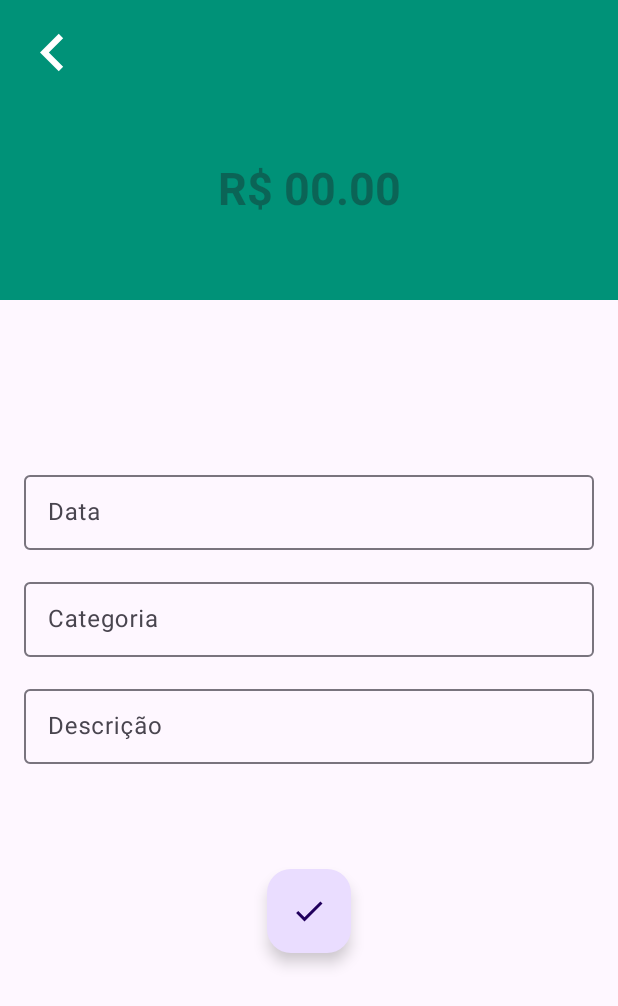
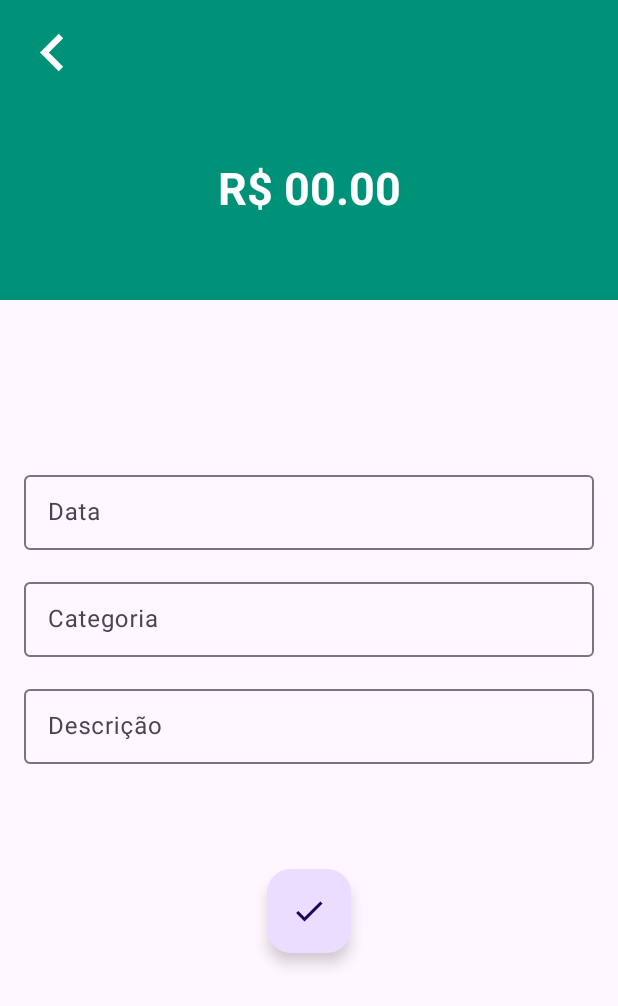
Before and after one commit to KrodrigoDev/PoupaMais, an Android app: the layout activity_adicionar_lucro.xml on its own in the app's theme, with its tools: preview values and no code run, on a phone screen of 412 x 824 dp. Shown: the top 1006 px of the screen. Run offline under Robolectric (Android 15) with nearby library versions, the phone set to English and light mode, and no system bars.

Commit message:
17/09/2023

```diff
--- a/app/src/main/java/krodrigodev/com/br/poupamais/activity/LoginActivity.java
+++ b/app/src/main/java/krodrigodev/com/br/poupamais/activity/LoginActivity.java
@@ -47,7 +47,7 @@ public class LoginActivity extends AppCompatActivity {
             // validação para verificar se os campos estão vazios
             if (emailDigitado.isEmpty() || senhaDigitada.isEmpty()) {
 
-                Toast.makeText(LoginActivity.this, R.string.validar_campos, Toast.LENGTH_SHORT).show();
+                Toast.makeText(getApplicationContext(), R.string.validar_campos, Toast.LENGTH_SHORT).show();
 
             } else {
 
@@ -68,7 +68,7 @@ public class LoginActivity extends AppCompatActivity {
 
             if (checarLogin) {
 
-                Toast.makeText(LoginActivity.this, R.string.sucesso_login, Toast.LENGTH_SHORT).show();
+                Toast.makeText(getApplicationContext(), R.string.sucesso_login, Toast.LENGTH_SHORT).show();
 
                 Intent intent = new Intent(getApplicationContext(), PrincipalActivity.class);
                 startActivity(intent);
@@ -76,7 +76,7 @@ public class LoginActivity extends AppCompatActivity {
 
             } else {
 
-                Toast.makeText(LoginActivity.this, R.string.senha_email_invalidos, Toast.LENGTH_SHORT).show();
+                Toast.makeText(getApplicationContext(), R.string.senha_email_invalidos, Toast.LENGTH_SHORT).show();
 
             }
 
--- a/app/src/main/java/krodrigodev/com/br/poupamais/conexao/BancoDados.java
+++ b/app/src/main/java/krodrigodev/com/br/poupamais/conexao/BancoDados.java
@@ -49,7 +49,9 @@ public class BancoDados extends SQLiteOpenHelper {
     // método para atualizar os registritos do banco
     @Override
     public void onUpgrade(SQLiteDatabase db, int oldVersion, int newVersion) {
-
+        db.execSQL("DROP TABLE IF EXISTS usuario");
+        db.execSQL("DROP TABLE IF EXISTS movimentacao");
+        onCreate(db);
     }
 
 
--- a/app/src/main/res/layout/activity_adicionar_despesa.xml
+++ b/app/src/main/res/layout/activity_adicionar_despesa.xml
@@ -36,6 +36,7 @@
             android:inputType="numberDecimal"
             android:textAlignment="center"
             android:textColor="@color/white"
+            android:textColorHint="@color/white"
             android:textSize="30sp"
             android:textStyle="bold" />
 
--- a/app/src/main/res/layout/activity_adicionar_lucro.xml
+++ b/app/src/main/res/layout/activity_adicionar_lucro.xml
@@ -26,7 +26,7 @@
             android:src="@drawable/icon_voltar_esquerda_24" />
 
         <EditText
-            android:id="@+id/campoValorDespesa"
+            android:id="@+id/campoValorLucro"
             android:layout_width="match_parent"
             android:layout_height="50dp"
             android:layout_marginTop="40dp"
@@ -37,6 +37,7 @@
             android:inputType="numberDecimal"
             android:textAlignment="center"
             android:textColor="@color/white"
+            android:textColorHint="@color/white"
             android:textSize="30sp"
             android:textStyle="bold" />
 
@@ -60,9 +61,9 @@
         app:layout_constraintVertical_chainStyle="packed">
 
         <com.google.android.material.textfield.TextInputEditText
+            android:id="@+id/campoDataLucro"
             android:layout_width="match_parent"
-            android:layout_height="50dp"
-            android:textColor="@color/cinzaEscuro" />
+            android:layout_height="50dp" />
     </com.google.android.material.textfield.TextInputLayout>
 
     <com.google.android.material.textfield.TextInputLayout
@@ -80,9 +81,9 @@
         app:layout_constraintTop_toBottomOf="@+id/textInputLayout2">
 
         <com.google.android.material.textfield.TextInputEditText
+            android:id="@+id/campoCategoriaLucro"
             android:layout_width="match_parent"
-            android:layout_height="50dp"
-            android:textColor="@color/cinzaEscuro" />
+            android:layout_height="50dp" />
     </com.google.android.material.textfield.TextInputLayout>
 
     <com.google.android.material.textfield.TextInputLayout
@@ -93,27 +94,28 @@
         android:layout_marginEnd="16dp"
         android:layout_marginBottom="20dp"
         android:hint="@string/descri_o"
-        app:layout_constraintBottom_toTopOf="@+id/fabSalvarDespesa"
+        app:layout_constraintBottom_toTopOf="@+id/fabSalvarLucro"
         app:layout_constraintEnd_toEndOf="parent"
         app:layout_constraintHorizontal_bias="0.5"
         app:layout_constraintStart_toStartOf="parent"
         app:layout_constraintTop_toBottomOf="@+id/textInputLayout">
 
         <com.google.android.material.textfield.TextInputEditText
+            android:id="@+id/campoDescricaoLucro"
             android:layout_width="match_parent"
-            android:layout_height="50dp"
-            android:textColor="@color/cinzaEscuro" />
+            android:layout_height="50dp" />
     </com.google.android.material.textfield.TextInputLayout>
 
     <com.google.android.material.floatingactionbutton.FloatingActionButton
-        android:id="@+id/fabSalvarDespesa"
+        android:id="@+id/fabSalvarLucro"
         android:layout_width="wrap_content"
         android:layout_height="wrap_content"
         android:layout_marginTop="50dp"
         android:background="@color/verdeLucro"
         android:clickable="true"
-        android:contentDescription="@string/adicionar_despesa"
+        android:contentDescription="@string/adicionar_lucro"
         android:focusable="true"
+        android:onClick="salvarLucro"
         android:src="@drawable/icon_criar_24"
         app:layout_constraintBottom_toBottomOf="parent"
         app:layout_constraintEnd_toEndOf="parent"
--- a/app/src/main/res/values/strings.xml
+++ b/app/src/main/res/values/strings.xml
@@ -34,7 +34,6 @@
     <string name="sucesso_login">Sucesso ao fazer login</string>
     <string name="email_duplicado">Esse e-mail já foi cadastrado</string>
     <string name="email_invalido">Digite um endereço de e-mail válido</string>
-    <string name="title_activity_principal">PrincipalActivity</string>
 
     <!-- TEXTOS USADOS NA JANELA PRINCIPAL -->
     <string name="first_fragment_label">First Fragment</string>
@@ -42,17 +41,21 @@
     <string name="next">Next</string>
     <string name="previous">Previous</string>
     <string name="lorem_ipsum">Teste</string>
+    <string name="title_activity_principal">PrincipalActivity</string>
 
-    <!-- TEXTOS USADOS NA JANELA DE LUCROS -->
+    <!-- TEXTOS USADOS NA JANELA DE LUCROS E DESPESA-->
     <string name="voltar">Voltar</string>
     <string name="data">Data</string>
     <string name="categoria">Categoria</string>
     <string name="descri_o">Descrição</string>
     <string name="adicionar_despesa">Adicionar Despesa</string>
     <string name="r_00_00">R$ 00.00</string>
+    <string name="adicionar_lucro">Adicionar Lucro</string>
 
 
-    <!-- TEXTOS USADOS NA CRIAÇÃO DA DESPESA -->
+    <!-- TEXTOS USADOS NA CRIAÇÃO DA DESPESA E LUCRO-->
     <string name="despesa_adicionada">Despesa adicionada com sucesso</string>
+    <string name="lucro_adicionado">Lucro adicionado com sucessso</string>
+
 
 </resources>
```
Also changed, not shown: app/src/main/java/krodrigodev/com/br/poupamais/activity/AdicionarDespesa.java (+53 -16 lines), app/src/main/java/krodrigodev/com/br/poupamais/activity/AdicionarLucro.java (+114 -0 lines), app/src/main/java/krodrigodev/com/br/poupamais/modeldao/MovimentacaoDao.java (+4 -4 lines), app/src/main/java/krodrigodev/com/br/poupamais/modeldao/UsuarioDao.java (+41 -9 lines), app/src/main/res/layout/activity_cadastro.xml (+5 -2 lines).
